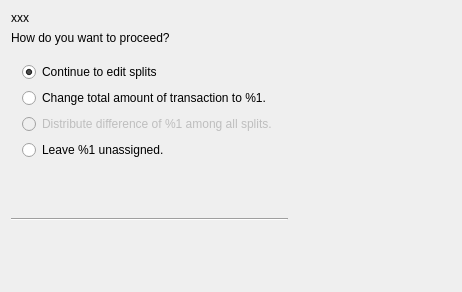
Old version of the form kmymoney/dialogs/ksplitcorrectiondlg.ui in the repository KDE/kmymoney.
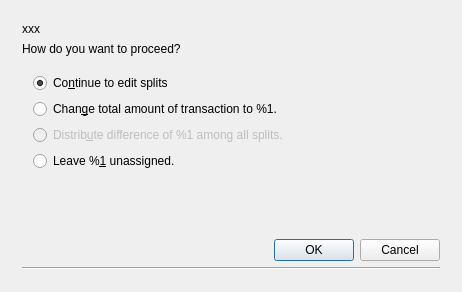
New version of the form.

Commit message: Use single inheritance for classes in dialogs

What changed in the file:
```diff
--- a/kmymoney/dialogs/ksplitcorrectiondlg.ui
+++ b/kmymoney/dialogs/ksplitcorrectiondlg.ui
@@ -22,13 +22,8 @@
     <property name="windowTitle">
       <string>Correct splits</string>
     </property>
-    <widget class="QWidget" name="verticalLayout">
-    <property name="sizePolicy">
-      <sizepolicy hsizetype="Expanding" vsizetype="Expanding">
-        <horstretch>0</horstretch>
-        <verstretch>0</verstretch>
-      </sizepolicy>
-    </property>
+  <layout class="QVBoxLayout" name="verticalLayout_2">
+   <item>
     <layout class="QVBoxLayout">
       <property name="margin">
         <number>11</number>
@@ -79,7 +74,7 @@
                 <item>
                   <widget class="QRadioButton" name="continueBtn">
                     <property name="text">
-                      <string>Continue to edit splits</string>
+             <string>Co&amp;ntinue to edit splits</string>
                     </property>
                     <property name="checked">
                       <bool>true</bool>
@@ -92,7 +87,7 @@
                 <item>
                   <widget class="QRadioButton" name="changeBtn">
                     <property name="text">
-                      <string>Change total amount of transaction to %1.</string>
+             <string>Chan&amp;ge total amount of transaction to %1.</string>
                     </property>
                     <attribute name="buttonGroup">
                       <string comment="KDE::DoNotExtract">buttonGroup</string>
@@ -105,7 +100,7 @@
                       <bool>false</bool>
                     </property>
                     <property name="text">
-                      <string>Distribute difference of %1 among all splits.</string>
+             <string>Distrib&amp;ute difference of %1 among all splits.</string>
                     </property>
                     <attribute name="buttonGroup">
                       <string comment="KDE::DoNotExtract">buttonGroup</string>
@@ -115,7 +110,7 @@
                 <item>
                   <widget class="QRadioButton" name="leaveBtn">
                     <property name="text">
-                      <string>Leave %1 unassigned.</string>
+             <string>Leave %&amp;1 unassigned.</string>
                     </property>
                     <attribute name="buttonGroup">
                       <string comment="KDE::DoNotExtract">buttonGroup</string>
@@ -141,8 +136,24 @@
           <property name="orientation">
             <enum>Qt::Vertical</enum>
           </property>
-        </spacer>
-      </item>
+       <property name="sizeType">
+        <enum>QSizePolicy::Expanding</enum>
+       </property>
+       <property name="sizeHint" stdset="0">
+        <size>
+         <width>20</width>
+         <height>41</height>
+        </size>
+       </property>
+      </spacer>
+     </item>
+     <item>
+      <widget class="QDialogButtonBox" name="buttonBox">
+       <property name="standardButtons">
+        <set>QDialogButtonBox::Cancel|QDialogButtonBox::Ok</set>
+       </property>
+      </widget>
+     </item>
       <item>
         <widget class="Line" name="line1">
           <property name="frameShape">
@@ -154,7 +165,8 @@
         </widget>
       </item>
     </layout>
-    </widget>
+   </item>
+  </layout>
   </widget>
   <layoutdefault spacing="6" margin="11"/>
   <buttongroups>
```
Left out of the diff: 94 changed lines with no effect on the pictures. Lines whose indentation alone changed are shown as unchanged. The commit also changes 209 other files.
